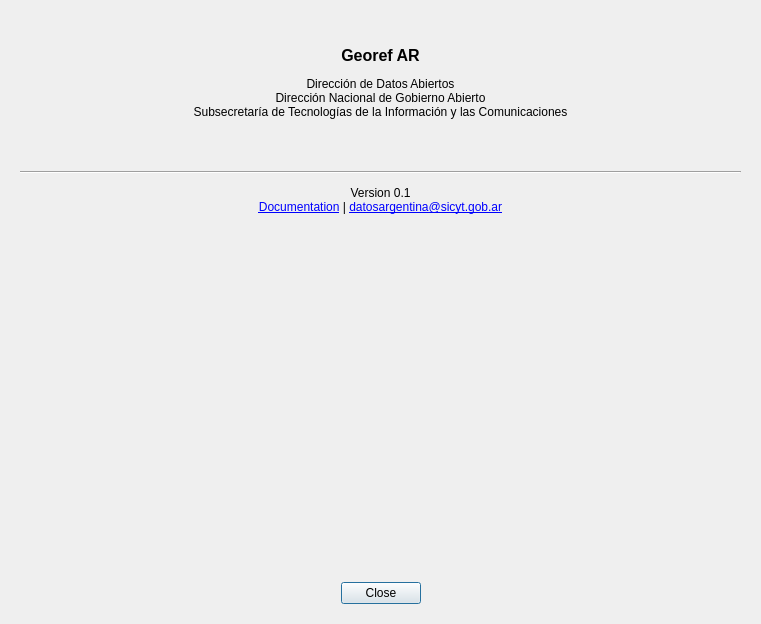
Old version of the form ui/about_dialog.ui in the repository datosgobar/georef-ar-qgis-plugin.
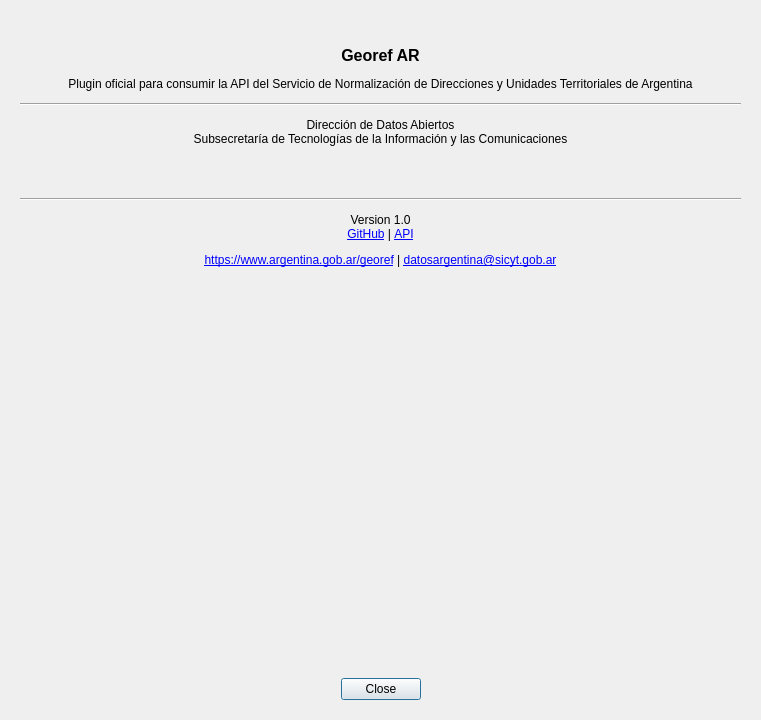
New version of the form. Icons and pictures are not drawn.

Commit message: Modificaciones en el about

Patch:
```diff
--- a/ui/about_dialog.ui
+++ b/ui/about_dialog.ui
@@ -7,7 +7,7 @@
     <x>0</x>
     <y>0</y>
     <width>761</width>
-    <height>624</height>
+    <height>720</height>
    </rect>
   </property>
   <property name="windowTitle">
@@ -56,11 +56,30 @@
      </property>
     </widget>
    </item>
+   <item>
+    <widget class="QLabel" name="label_desc">
+     <property name="text">
+      <string notr="true">Plugin oficial para consumir la API del Servicio de Normalización de Direcciones y Unidades Territoriales de Argentina</string>
+     </property>
+     <property name="alignment">
+      <set>Qt::AlignCenter</set>
+     </property>
+     <property name="wordWrap">
+      <bool>true</bool>
+     </property>
+    </widget>
+   </item>
+   <item>
+    <widget class="Line" name="line_2">
+     <property name="orientation">
+      <enum>Qt::Horizontal</enum>
+     </property>
+    </widget>
+   </item>
    <item>
     <widget class="QLabel" name="label_desc">
      <property name="text">
       <string notr="true">Dirección de Datos Abiertos
-Dirección Nacional de Gobierno Abierto
 Subsecretaría de Tecnologías de la Información y las Comunicaciones
 </string>
      </property>
@@ -98,7 +117,7 @@
    <item>
     <widget class="QLabel" name="label_links">
      <property name="text">
-      <string>&lt;p align=&quot;center&quot;&gt;Version 0.1&lt;br&gt;&lt;a href=&quot;https://datosgobar.github.io/georef-ar-qgis-plugin/&quot;&gt;Documentation&lt;/a&gt; | &lt;a href=&quot;mailto:datosargentina@sicyt.gob.ar&quot;&gt;datosargentina@sicyt.gob.ar&lt;/a&gt;&lt;/p&gt;</string>
+      <string>&lt;html&gt;&lt;head/&gt;&lt;body&gt;&lt;p align=&quot;center&quot;&gt;Version 1.0&lt;br/&gt;&lt;a href=&quot;https://github.com/datosgobar/georef-ar-qgis-plugin&quot;&gt;&lt;span style=&quot; text-decoration: underline; color:#0000ff;&quot;&gt;GitHub&lt;/span&gt;&lt;/a&gt; | &lt;a href=&quot;https://www.argentina.gob.ar/georef/georef-servicio-de-normalizacion-de-direcciones-y-unidades-territoriales-de-argentina&quot;&gt;&lt;span style=&quot; text-decoration: underline; color:#0000ff;&quot;&gt;API&lt;/span&gt;&lt;/a&gt;&lt;/p&gt;&lt;p align=&quot;center&quot;&gt;&lt;a href=&quot;https://www.argentina.gob.ar/georef/&quot;&gt;&lt;span style=&quot; text-decoration: underline; color:#0000ff;&quot;&gt;https://www.argentina.gob.ar/georef&lt;/span&gt;&lt;/a&gt; | &lt;a href=&quot;mailto:datosargentina@sicyt.gob.ar&quot;&gt;&lt;span style=&quot; text-decoration: underline; color:#0000ff;&quot;&gt;datosargentina@sicyt.gob.ar&lt;/span&gt;&lt;/a&gt;&lt;/p&gt;&lt;/body&gt;&lt;/html&gt;</string>
      </property>
      <property name="alignment">
       <set>Qt::AlignCenter</set>
```
Left out of the diff: 3 changed lines with no effect on the pictures. The commit also changes 5 other files.
